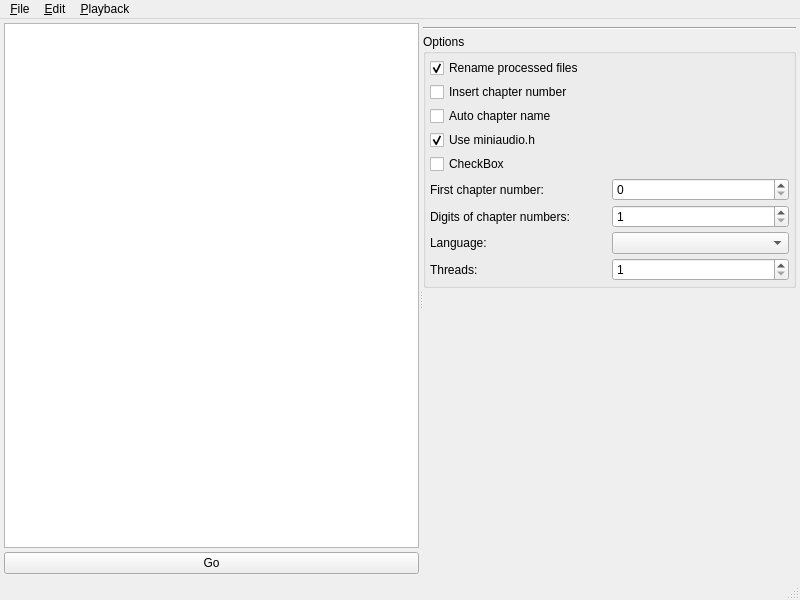
CaSchmidt/AudioBooQer, file AudioBooQer/ui/forms/WMainWindow.ui: the form before one commit.
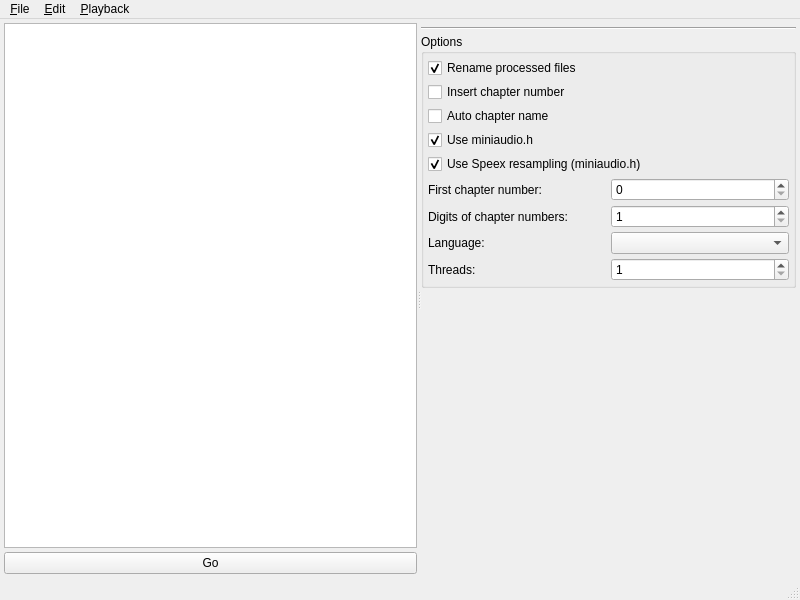
The form after the commit. Custom widgets are drawn as their Qt base class.

Commit message: Enable Speex resampling for miniaudio.h

Patch:
```diff
--- a/AudioBooQer/ui/forms/WMainWindow.ui
+++ b/AudioBooQer/ui/forms/WMainWindow.ui
@@ -143,7 +143,10 @@
            <item row="4" column="0" colspan="2">
             <widget class="QCheckBox" name="checkBox_2">
              <property name="text">
-              <string>CheckBox</string>
+              <string>Use Speex resampling (miniaudio.h)</string>
+             </property>
+             <property name="checked">
+              <bool>true</bool>
              </property>
             </widget>
            </item>
```
Left out of the diff: 4 changed lines with no effect on the pictures. The commit also changes 3 other files.
